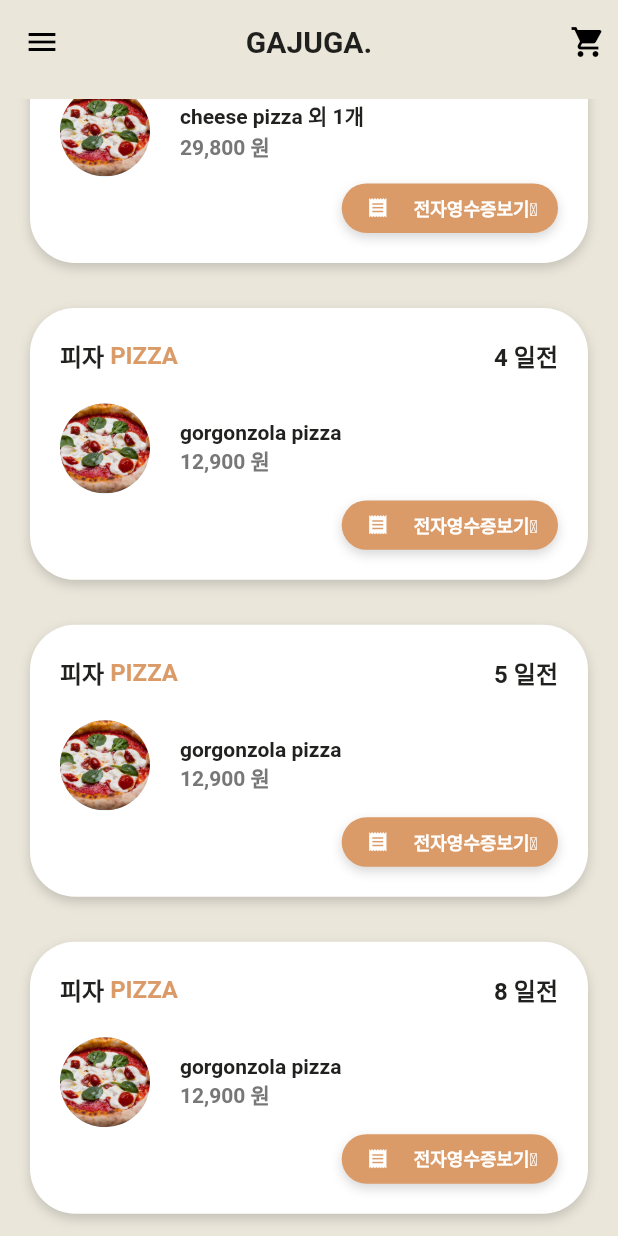
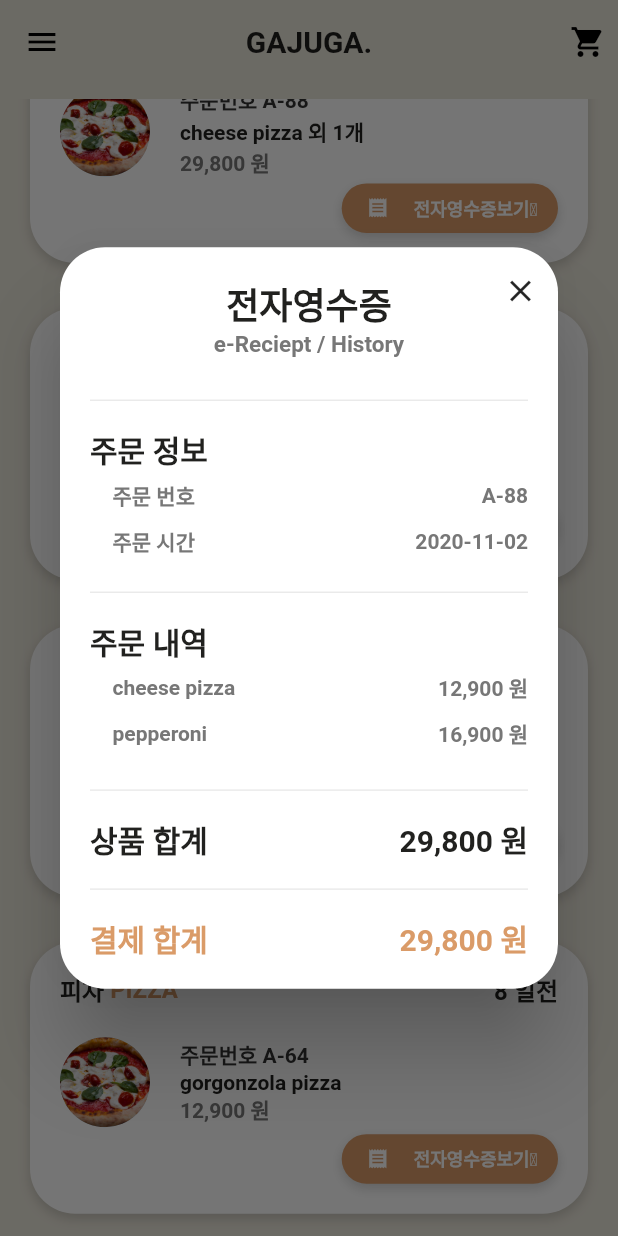
Before and after one commit to seunghwanly/commitSyndrome, a Flutter app: the OrderHistory widget shown alone on an empty page, opened directly, scrolled down 87 dp, after a tap on an icon or button, on a phone screen of 412 x 824 dp. Run offline on Flutter 3.47's test engine with Material 2 defaults, Android fonts, the phone set to English and light mode, and no system bars.

Commit message:
주문내역확인 전자영수증 완료

```diff
--- a/gajuga_user/lib/component/body/order_history.dart
+++ b/gajuga_user/lib/component/body/order_history.dart
@@ -1,11 +1,13 @@
+import 'package:flutter/cupertino.dart';
 import 'package:flutter/material.dart';
 import '../header/header.dart';
-import '../../model/order_history_model.dart';
+import './order_history_modal.dart';
 import '../../util/box_shadow.dart';
 import '../../util/to_text.dart';
 import '../../util/palette.dart';
 import '../../util/to_locale.dart';
 import 'package:intl/intl.dart';
+
 
 class OrderHistory extends StatefulWidget {
   //OrderHistory ({  });
@@ -19,6 +21,7 @@ class OrderHistoryState extends State<OrderHistory> {
     {
       'customer': '01012341234',
       'order_time': '2020-11-02',
+      'order_number' : 'A-88',
       'content': [
         {
           'name': 'cheese pizza',
@@ -35,6 +38,7 @@ class OrderHistoryState extends State<OrderHistory> {
     {
       'customer': '01012341234',
       'order_time': '2020-11-01',
+      'order_number' : 'A-84',
       'content': [
         {
           'name': 'gorgonzola pizza',
@@ -46,6 +50,7 @@ class OrderHistoryState extends State<OrderHistory> {
     {
       'customer': '01012341234',
       'order_time': '2020-10-31',
+      'order_number' : 'A-79',
       'content': [
         {
           'name': 'gorgonzola pizza',
@@ -57,6 +62,7 @@ class OrderHistoryState extends State<OrderHistory> {
     {
       'customer': '01012341234',
       'order_time': '2020-10-28',
+      'order_number' : 'A-64',
       'content': [
         {
           'name': 'gorgonzola pizza',
@@ -76,6 +82,7 @@ class OrderHistoryState extends State<OrderHistory> {
         itemCount: data.length,
         itemBuilder: (BuildContext context, int index) {
           var orders = new Map<String, dynamic>.from(data[index]);
+
           int totalCost = 0;
 
           for(int i=0; i<orders['content'].length; ++i) {
@@ -119,6 +126,11 @@ class OrderHistoryState extends State<OrderHistory> {
                         Column(
                           crossAxisAlignment: CrossAxisAlignment.start,
                           children: [
+                            makeTextSize(
+                                '주문번호 ' + orders['order_number'].toString(),
+                                darkgrey,
+                                20.0,
+                                14),
                             makeTextSize(orders['content'][0]['name'] + (orders['content'].length - 1 > 0 ? ' 외 ' + (orders['content'].length - 1).toString() + '개' : ''), darkblue,
                                 20.0, 14),
                             makeTextSize(
@@ -135,7 +147,9 @@ class OrderHistoryState extends State<OrderHistory> {
                   Container(
                     alignment: Alignment.centerRight,
                     child: GestureDetector(
-                      onTap: () {},
+                      onTap: () {
+                        showOrderHistoryModal(context, orders);
+                      },
                       child: Container(
                         width: MediaQuery.of(context).size.width * 0.35,
                         height: MediaQuery.of(context).size.height * 0.04,
--- /dev/null
+++ b/gajuga_user/lib/component/body/order_history_modal.dart
@@ -0,0 +1,162 @@
+import 'package:flutter/material.dart';
+import '../../util/to_text.dart';
+import '../../util/palette.dart';
+import '../../util/to_locale.dart';
+
+showOrderHistoryModal(BuildContext c, Map<String, dynamic> list) {
+
+  int totalCost = 0;
+
+  for(int i=0; i<list['content'].length; ++i) {
+    totalCost += list['content'][i]['cost'];
+  }
+
+  return showDialog(
+      context: c,
+      builder: (BuildContext context) {
+        return Dialog(
+          shape: RoundedRectangleBorder(
+              borderRadius: BorderRadius.circular(30.0)), //this right here
+          child: Container(
+              height: MediaQuery.of(context).size.height * 0.6,
+              width: MediaQuery.of(context).size.width * 0.9,
+              child: Stack(
+                children: <Widget>[
+                  Positioned(
+                    width: MediaQuery.of(context).size.width * 0.9,
+                    top: 5.0,
+                    right: 5.0,
+                    child: IconButton(
+                      icon: Icon(Icons.close),
+                      onPressed: () {
+                        Navigator.pop(context);
+                      },
+                      alignment: Alignment.centerRight,
+                    ),
+                  ),
+                  Container(
+                    child: Column(
+                      crossAxisAlignment: CrossAxisAlignment.center,
+                      children: [
+                        Container(
+                            alignment: Alignment.center,
+                            margin: EdgeInsets.only(bottom: 20),
+                            child: Column(children: [
+                              makeTextSize("전자영수증", darkblue, 0.0, 24),
+                              makeTextSize(
+                                  "e-Reciept / History", lightgrey, 0.0, 15)
+                            ])),
+                        // title and button X //e-Reciept / History
+                        Divider(),
+                        Container(
+                          margin: EdgeInsets.only(top: 10, bottom: 10),
+                          child: Column(
+                          crossAxisAlignment: CrossAxisAlignment.start,
+                          children: [
+                            makeTextSize("주문 정보", darkblue, 0.0, 20.0),
+                            Container(
+                              margin:
+                                  EdgeInsets.only(left: 15, top: 5, bottom: 5),
+                              child: Row(
+                                mainAxisAlignment:
+                                    MainAxisAlignment.spaceBetween,
+                                children: [
+                                  makeTextSize('주문 번호', lightgrey, 0.0, 14),
+                                  makeTextSize(
+                                      list['order_number'], lightgrey, 0.0, 14)
+                                ],
+                              ),
+                            ),
+                            Container(
+                              margin:
+                                  EdgeInsets.only(left: 15, top: 5, bottom: 5),
+                              child: Row(
+                                mainAxisAlignment:
+                                    MainAxisAlignment.spaceBetween,
+                                children: [
+                                  makeTextSize('주문 시간', lightgrey, 0.0, 14),
+                                  makeTextSize(
+                                      list['order_time'], lightgrey, 0.0, 14)
+                                ],
+                              ),
+                            )
+                          ],
+                        ),
+                        ), //order info : number and orderTime
+                        Divider(),
+                        Container(
+                          margin: EdgeInsets.only(top: 10, bottom: 10),
+                          child: Column(
+                            crossAxisAlignment: CrossAxisAlignment.start,
+                            mainAxisAlignment: MainAxisAlignment.spaceEvenly,
+                            children: <Widget>[
+                              makeTextSize("주문 내역", darkblue, 0.0, 20.0),
+                              Container(
+                                height: MediaQuery.of(context).size.height *
+                                    (0.04 + 0.02 * list['content'].length),
+                                width: MediaQuery.of(context).size.width,
+                                child: ListView.builder(
+                                  physics: NeverScrollableScrollPhysics(),
+                                  itemCount: list['content'].length,
+                                  itemBuilder: (BuildContext context, int idx) {
+                                    return Container(
+                                      margin: EdgeInsets.only(
+                                          left: 15, top: 5, bottom: 5),
+                                      child: Row(
+                                        mainAxisAlignment:
+                                            MainAxisAlignment.spaceBetween,
+                                        children: [
+                                          makeTextSize(
+                                              list['content'][idx]['name'], lightgrey, 0.0, 14),
+                                          makeTextSize(toLocaleString(list['content'][idx]['cost']) + ' 원',
+                                              lightgrey, 0.0, 14)
+                                        ],
+                                      ),
+                                    );
+                                  },
+                                ),
+                              )
+                            ],
+                          ), //order info : content
+                        ),
+                        Divider(),
+                        Container(
+                          margin: EdgeInsets.only(top: 10, bottom: 10),
+                          child: Row(
+                             mainAxisAlignment:
+                                            MainAxisAlignment.spaceBetween,
+                            children: [
+                              makeTextSize('상품 합계', darkblue, 0.0, 20),
+                              makeTextSize(toLocaleString(totalCost) + ' 원', darkblue, 0.0, 20),
+                            ],
+                          ),
+                        ), //total cost
+                        Divider(),
+                         Container(
+                          margin: EdgeInsets.only(top: 10, bottom: 10),
+                          child: Row(
+                             mainAxisAlignment:
+                                            MainAxisAlignment.spaceBetween,
+                            children: [
+                              makeTextSize('결제 합계', orange, 0.0, 20),
+                              makeTextSize(toLocaleString(totalCost) + ' 원', orange, 0.0, 20),
+                            ],
+                          ),
+                        ),//paid cost
+                      ],
+                    ),
+                    padding: EdgeInsets.all(20.0),
+                  )
+                ],
+              )
+              // Column(
+              //   mainAxisAlignment: MainAxisAlignment.center,
+              //   crossAxisAlignment: CrossAxisAlignment.start,
+              //   children: [
+
+              //   ],
+              // ),
+              ),
+        );
+      });
+}
```
